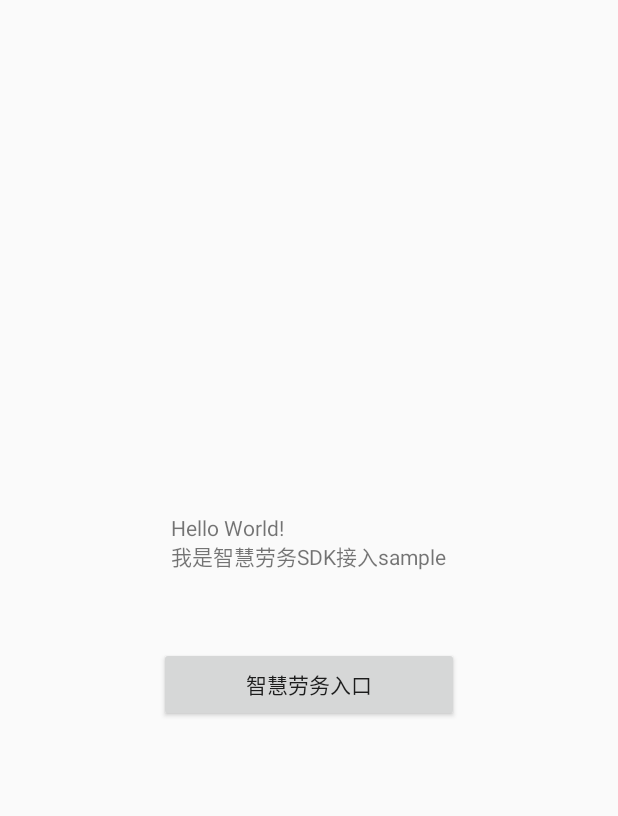
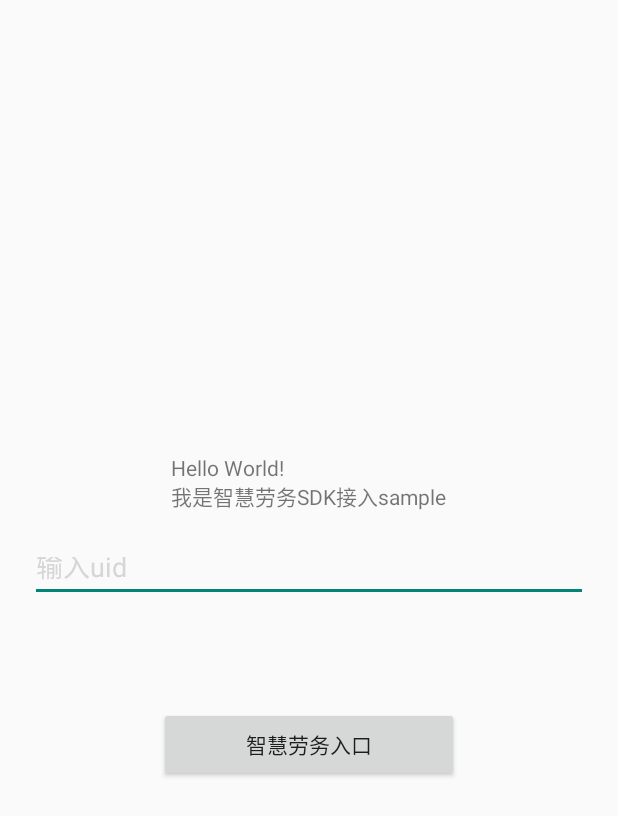
Before and after one commit to jhmobile/android-mingonghui-sample, an Android app: the screen it shows after launch (MainActivity), on a phone screen of 412 x 824 dp. Shown: the top 816 px of the screen. Run offline under Robolectric (Android 15) with nearby library versions, the phone set to English and light mode, and no system bars; libraries missing offline, so code that uses them is left out: com.gzlex.mingonghui, com.rxhui.utils, com.zqpay.zl.

Commit message:
对接升级

```diff
--- a/app/build.gradle
+++ b/app/build.gradle
@@ -29,10 +29,11 @@ configurations.all {
     resolutionStrategy {
         force 'com.android.support:support-annotations:24.0.0'
         force 'com.android.support:recyclerview-v7:24.0.0'
+//        force 'com.android.support:appcompat-v7:24.0.0'
     }
 }
 dependencies {
-    compile "rn-android-basic:rn-mingonghui:1.0.3"
+    compile "rn-android-basic:rn-mingonghui:1.1.0"
 //    compile project(":mingonghui-library")
     compile fileTree(dir: 'libs', include: ['*.jar'])
 
--- a/app/src/main/java/mgh/jinhui365/com/android_mingonghui_sample/MainActivity.java
+++ b/app/src/main/java/mgh/jinhui365/com/android_mingonghui_sample/MainActivity.java
@@ -3,15 +3,21 @@ package mgh.jinhui365.com.android_mingonghui_sample;
 import android.app.Activity;
 import android.os.Bundle;
 import android.view.View;
+import android.widget.EditText;
 
 import com.gzlex.mingonghui.common.MingonghuiManager;
+import com.rxhui.utils.StringUtil;
+import com.zqpay.zl.util.ToastUtil;
 
 public class MainActivity extends Activity implements View.OnClickListener {
 
+    private EditText et_uid;
+    private String uid;
     @Override
     protected void onCreate(Bundle savedInstanceState) {
         super.onCreate(savedInstanceState);
         setContentView(R.layout.activity_main);
+        et_uid = (EditText) findViewById(R.id.et_uid);
         findViewById(R.id.btn_native).setOnClickListener(this);
     }
 
@@ -19,10 +25,15 @@ public class MainActivity extends Activity implements View.OnClickListener {
     public void onClick(View v) {
         switch (v.getId()) {
             case R.id.btn_native:
+                uid = et_uid.getText().toString();
+                if(StringUtil.isEmpty(uid)){
+                    ToastUtil.showLong(MainActivity.this,"uid不能为空");
+                    return;
+                }
                 MingonghuiManager.getInstance()
                         .setIsProduct(false)
-                        .setUid("uid")
-                        .setChannelId("channelId")
+                        .setUid(uid)
+                        .setChannelId("11")
                         .open(getApplication(), MainActivity.this);
                 break;
         }
--- a/app/src/main/java/mgh/jinhui365/com/android_mingonghui_sample/MyApplication.java
+++ b/app/src/main/java/mgh/jinhui365/com/android_mingonghui_sample/MyApplication.java
@@ -8,5 +8,6 @@ public class MyApplication extends Application {
     @Override
     public void onCreate() {
         super.onCreate();
+
     }
 }
--- a/app/src/main/res/layout/activity_main.xml
+++ b/app/src/main/res/layout/activity_main.xml
@@ -12,7 +12,14 @@
         android:layout_width="wrap_content"
         android:layout_height="wrap_content"
         android:text="Hello World!\n我是智慧劳务SDK接入sample" />
-
+    <EditText
+        android:id="@+id/et_uid"
+        android:layout_width="match_parent"
+        android:layout_height="40dp"
+        android:hint="输入uid"
+        android:textColor="@color/C2"
+        android:textColorHint="@color/C16"
+        android:layout_margin="20dp"/>
     <Button
         android:id="@+id/btn_native"
         android:layout_width="200dp"
--- a/gradle.properties
+++ b/gradle.properties
@@ -11,3 +11,4 @@ org.gradle.jvmargs=-Xmx1536m
 # This option should only be used with decoupled projects. More details, visit
 # http://www.gradle.org/docs/current/userguide/multi_project_builds.html#sec:decoupled_projects
 # org.gradle.parallel=true
+android.useDeprecatedNdk=true
--- a/settings.gradle
+++ b/settings.gradle
@@ -1,3 +1,5 @@
 include ':app'
 //include ':mingonghui-library'
 //project(':mingonghui-library').projectDir = new File('../android-mingonghui-library/mingonghui-library')
+//include ':library'
+//project(':library').projectDir = new File('../rn-app-basic/android/library')
```
Also changed, not shown: 1 other file.
